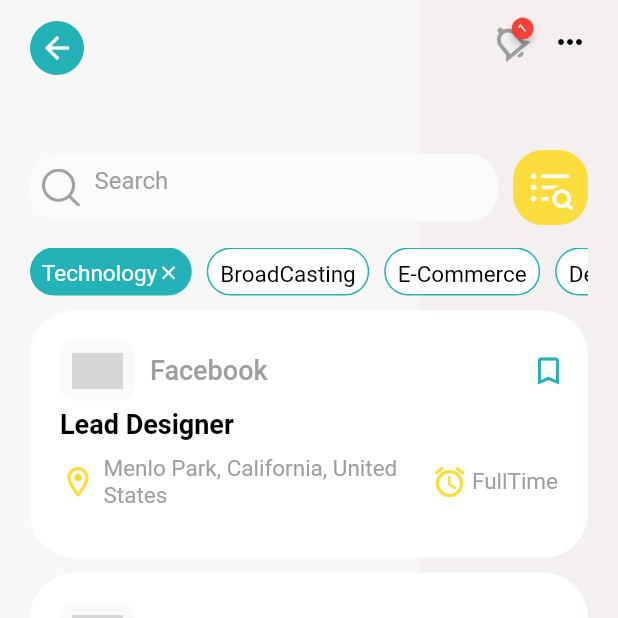
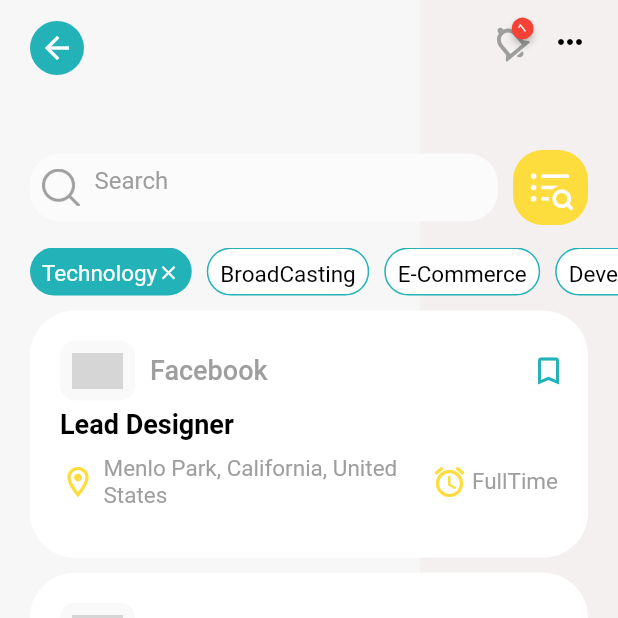
Before and after one commit to Atuoha/jobly, a Flutter app: the JobsScreen screen opened by its route, on a phone screen of 412 x 824 dp, the top half of it. Run offline on Flutter 3.47's test engine with Material 2 defaults, Android fonts, the phone set to English and light mode, and no system bars; drawn by our look-alikes of badges; network calls fail; grey boxes are pictures that could not be loaded.

Commit message:
design adjustments

```diff
--- a/lib/screens/jobs_screen.dart
+++ b/lib/screens/jobs_screen.dart
@@ -118,7 +118,11 @@ class _JobsScreenState extends State<JobsScreen> {
         automaticallyImplyLeading: false,
         backgroundColor: Colors.transparent,
         elevation: 0,
-        leading: Padding(
+        leading: Builder(
+          builder: (context) {
+            return GestureDetector(
+              onTap: ()=> Navigator.of(context).pop(),
+              child: Padding(
                 padding: const EdgeInsets.only(left: 20, top: 8.0),
                 child: Container(
                   decoration:
@@ -128,6 +132,9 @@ class _JobsScreenState extends State<JobsScreen> {
                     color: Colors.white,
                   ),
                 ),
+              ),
+            );
+          }
         ),
         actions: [
           Transform.rotate(
@@ -164,15 +171,20 @@ class _JobsScreenState extends State<JobsScreen> {
         ],
       ),
       body: Container(
-        padding: const EdgeInsets.fromLTRB(20, 100, 20, 0),
+        padding: const EdgeInsets.only(top:100),
         decoration: const BoxDecoration(
           gradient: kGradient,
         ),
         child: Column(
           children: [
-            const SearchContainer(),
+            const Padding(
+              padding:  EdgeInsets.symmetric(horizontal:20.0),
+              child:  SearchContainer(),
+            ),
             const SizedBox(height: 15),
-            SizedBox(
+            Padding(
+              padding: const EdgeInsets.only(left:20.0),
+              child: SizedBox(
                 height: 32,
                 child: ListView.builder(
                   scrollDirection: Axis.horizontal,
@@ -184,10 +196,13 @@ class _JobsScreenState extends State<JobsScreen> {
                   ),
                 ),
               ),
+            ),
             Consumer<JobData>(
               builder: (context, jobData, child) => SizedBox(
                 height: size.height / 1.4,
                 width: double.infinity,
+                child: Padding(
+                  padding: const EdgeInsets.symmetric(horizontal:20.0),
                   child: ListView.builder(
                     padding: EdgeInsets.zero,
                     itemCount: jobData.jobCategories.length,
@@ -207,6 +222,7 @@ class _JobsScreenState extends State<JobsScreen> {
                     ),
                   ),
                 ),
+              ),
             )
           ],
         ),
```
Also changed, not shown: lib/screens/companies_screen.dart (+13 -4 lines). Lines whose indentation alone changed are shown as unchanged.
